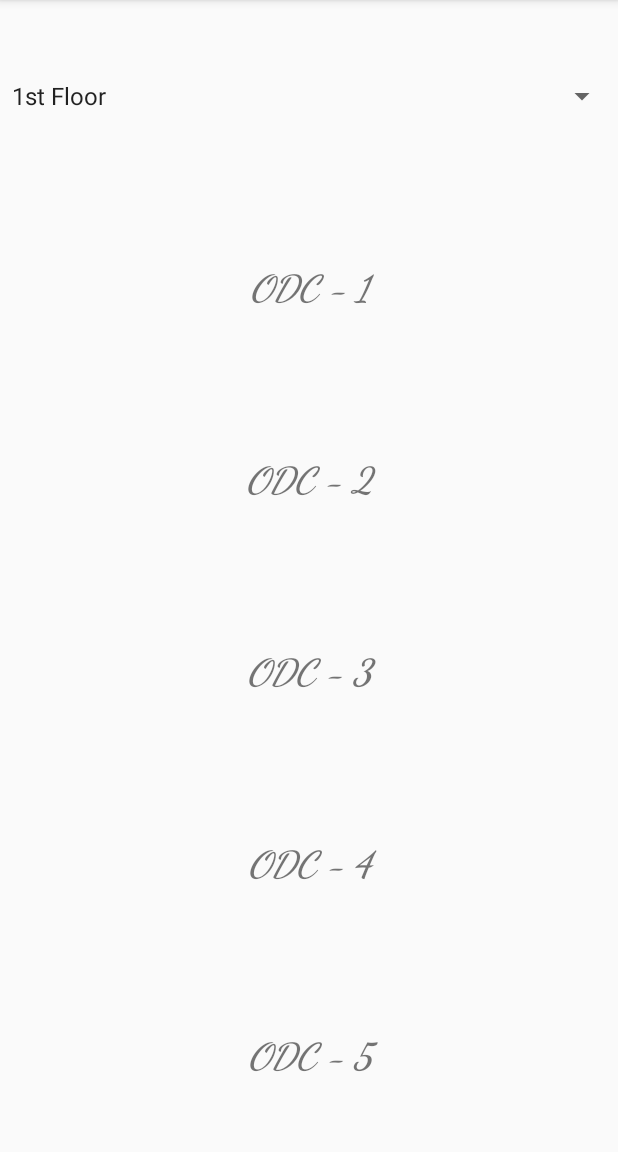
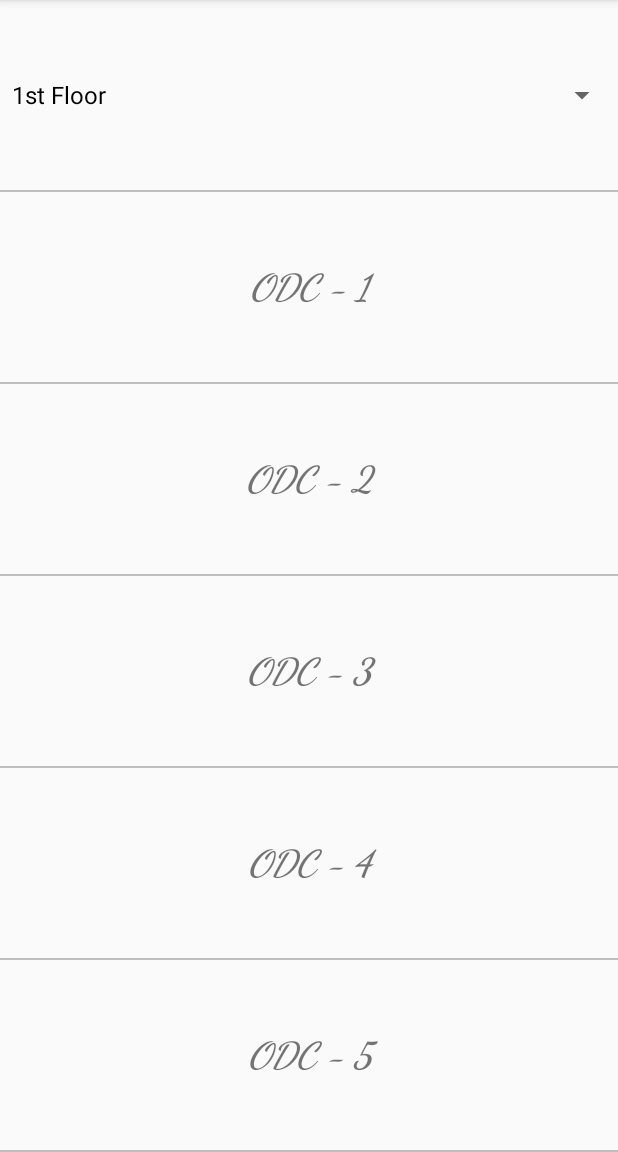
Before and after one commit to kamalakarrao/Audit, an Android app: the ODC_Screen screen opened directly, with no data from a screen before it, on a phone screen of 412 x 824 dp, the part 84-1236 px from its top. Run offline under Robolectric (Android 15) with nearby library versions, the phone set to English and light mode, and no system bars.

Commit message:
ODC Screen Ui is done

```diff
--- a/app/src/main/java/com/hksapps/audit/ODC_Screen.java
+++ b/app/src/main/java/com/hksapps/audit/ODC_Screen.java
@@ -42,7 +42,7 @@ public class ODC_Screen extends AppCompatActivity {
 
 
         ArrayAdapter<String> dataAdapter = new ArrayAdapter<String>(this,
-                android.R.layout.simple_spinner_item, floors);
+                android.R.layout.simple_spinner_dropdown_item, floors);
 
         spinner.setAdapter(dataAdapter);
 
--- a/app/src/main/res/layout/activity_odc__screen.xml
+++ b/app/src/main/res/layout/activity_odc__screen.xml
@@ -14,6 +14,11 @@
         android:layout_weight="1"></Spinner>
 
     <TextView
+        android:layout_width="match_parent"
+        android:layout_height="1dp"
+        android:background="#BEBEBE" />
+
+    <TextView
         android:id="@+id/odc1"
         android:layout_width="match_parent"
         android:layout_height="0dp"
@@ -23,6 +28,11 @@
         android:text="ODC - 1"
         android:textSize="24dp"
         android:textStyle="bold|italic" />
+
+    <TextView
+        android:layout_width="match_parent"
+        android:layout_height="1dp"
+        android:background="#BEBEBE" />
 
     <TextView
         android:id="@+id/odc2"
@@ -36,6 +46,11 @@
         android:textStyle="bold|italic" />
 
     <TextView
+        android:layout_width="match_parent"
+        android:layout_height="1dp"
+        android:background="#BEBEBE" />
+
+    <TextView
         android:id="@+id/odc3"
         android:layout_width="match_parent"
         android:layout_height="0dp"
@@ -45,6 +60,11 @@
         android:text="ODC - 3"
         android:textSize="24dp"
         android:textStyle="bold|italic" />
+
+    <TextView
+        android:layout_width="match_parent"
+        android:layout_height="1dp"
+        android:background="#BEBEBE" />
 
     <TextView
         android:id="@+id/odc4"
@@ -58,6 +78,11 @@
         android:textStyle="bold|italic" />
 
     <TextView
+        android:layout_width="match_parent"
+        android:layout_height="1dp"
+        android:background="#BEBEBE" />
+
+    <TextView
         android:id="@+id/odc5"
         android:layout_width="match_parent"
         android:layout_height="0dp"
@@ -68,4 +93,9 @@
         android:textSize="24dp"
         android:textStyle="bold|italic" />
 
+    <TextView
+        android:layout_width="match_parent"
+        android:layout_height="1dp"
+        android:background="#BEBEBE" />
+
 </LinearLayout>
```
Also changed, not shown: app/src/main/java/com/hksapps/audit/FirstScreen.java (+19 -0 lines), app/src/main/java/com/hksapps/audit/Questions.java (+3 -8 lines), app/src/main/res/layout/activity_questions.xml (+7 -0 lines).
